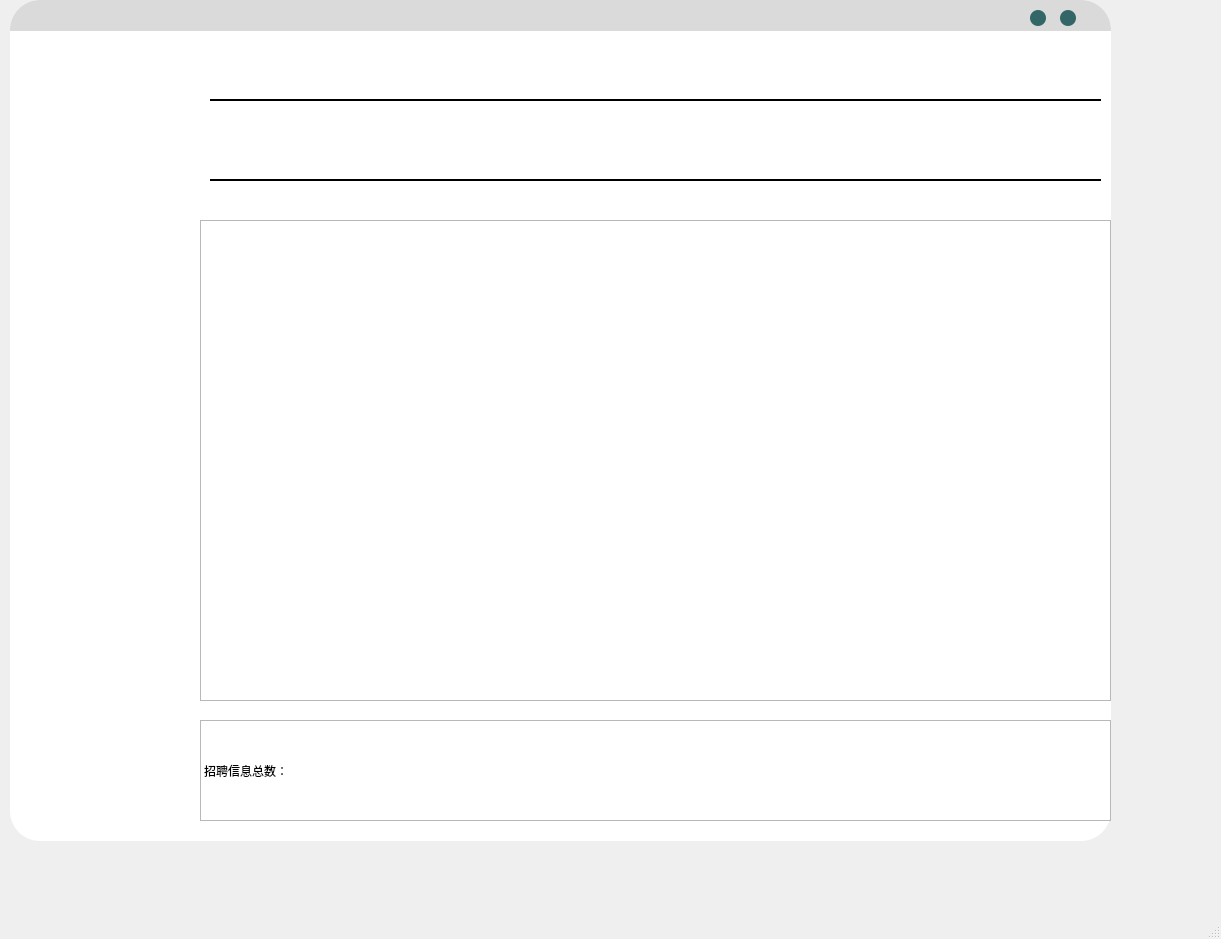
First picture: the form in Administrator/AdministratorUI1.ui, repository python-team-9/final_work, before the edit.
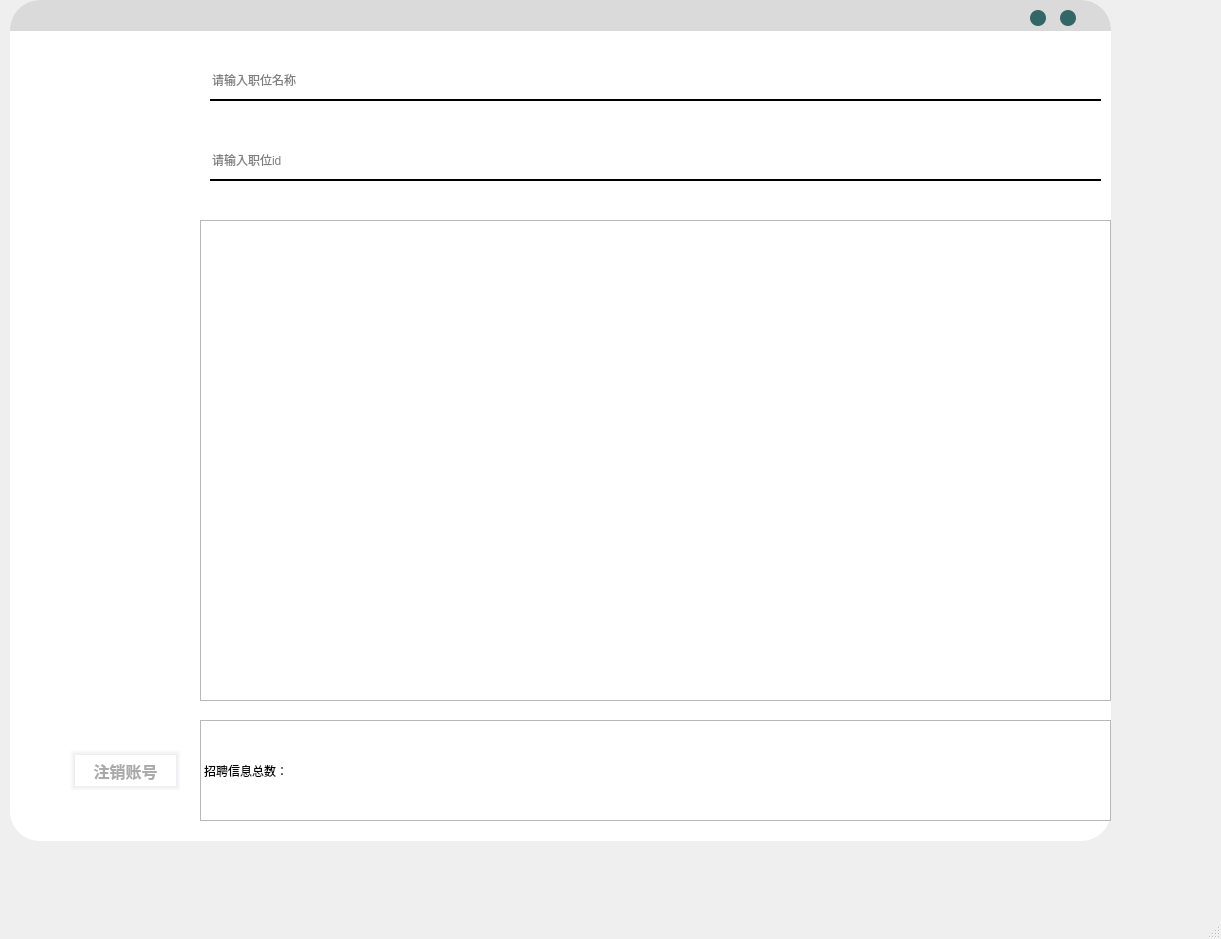
Second picture: the form after the edit.

Patch:
```diff
--- a/Administrator/AdministratorUI1.ui
+++ b/Administrator/AdministratorUI1.ui
@@ -79,6 +79,9 @@
 border-bottom:2px solid #000;
 </string>
     </property>
+    <property name="placeholderText">
+     <string>请输入职位名称</string>
+    </property>
    </widget>
    <widget class="QLabel" name="label">
     <property name="geometry">
@@ -194,6 +197,9 @@
 border-bottom:2px solid #000;
 </string>
     </property>
+    <property name="placeholderText">
+     <string>请输入职位id</string>
+    </property>
    </widget>
    <widget class="QPushButton" name="pushButton_7">
     <property name="geometry">
@@ -247,6 +253,41 @@
      <string>招聘信息总数：</string>
     </property>
    </widget>
+   <widget class="QPushButton" name="pushButton_8">
+    <property name="geometry">
+     <rect>
+      <x>70</x>
+      <y>750</y>
+      <width>111</width>
+      <height>41</height>
+     </rect>
+    </property>
+    <property name="font">
+     <font>
+      <family>幼圆</family>
+      <pointsize>12</pointsize>
+      <weight>75</weight>
+      <bold>true</bold>
+     </font>
+    </property>
+    <property name="styleSheet">
+     <string notr="true">QPushButton{
+	border-top: 5px solid qlineargradient(y0:0, y1:1,stop: 0 #ececef, stop: 1 white);
+border-left: 5px solid qlineargradient(x0:0, x1:1,stop: 0 #ececef, stop: 1 white);
+ border-bottom: 5px solid qlineargradient(y0:0, y1:1,stop: 0 white, stop: 1  #ececef);
+border-right: 5px solid qlineargradient(x0:0, x1:1,stop:  0 white, stop: 1 #ececef);
+background-color: rgb(255,255,255);
+	color:#aaa
+}
+QPushButton:pressed{
+	padding-top:15px;
+	padding-left:15px;
+}</string>
+    </property>
+    <property name="text">
+     <string>注销账号</string>
+    </property>
+   </widget>
    <zorder>label_2</zorder>
    <zorder>label_8</zorder>
    <zorder>pushButton_6</zorder>
@@ -258,6 +299,7 @@
    <zorder>lineEdit_5</zorder>
    <zorder>pushButton_7</zorder>
    <zorder>label_3</zorder>
+   <zorder>pushButton_8</zorder>
   </widget>
   <widget class="QMenuBar" name="menubar">
    <property name="geometry">
```
